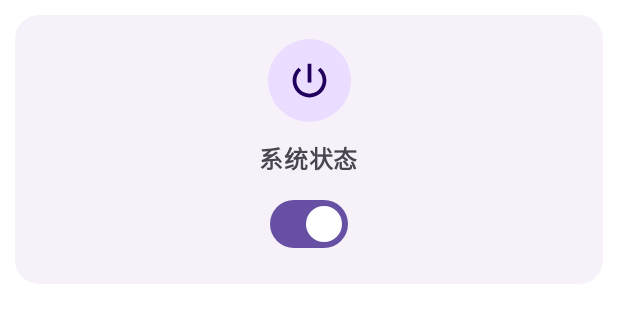
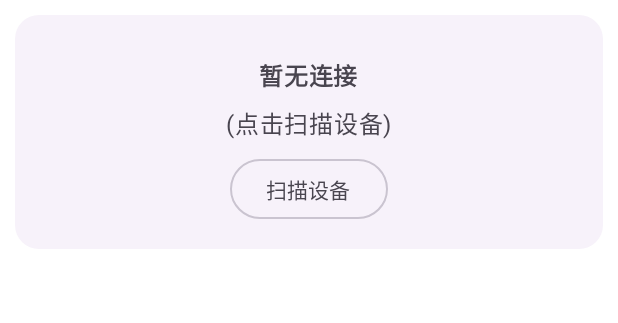
Before and after one commit to setruth/enteryRecord-spp, an Android app built with Jetpack Compose: the @Preview function SystemStatusPreview, on a phone screen of 412 x 824 dp. Shown: the top 323 px of the screen. Run offline under Robolectric (Android 15) with nearby library versions, the phone set to English and light mode, and no system bars.

Commit message:
chore: 搭建好home页面基本UI 和简单的连接判断逻辑

```diff
--- a/app/src/main/java/com/setruth/entityflowrecord/data/di/AppModule.kt
+++ b/app/src/main/java/com/setruth/entityflowrecord/data/di/AppModule.kt
@@ -15,4 +15,5 @@ import org.koin.dsl.module
 
 val appModule = module {
     viewModelOf(::DevicesViewModel)
+    viewModelOf(::HomeViewModel)
 }
--- /dev/null
+++ b/app/src/main/java/com/setruth/entityflowrecord/ui/pages/home/HomeState.kt
@@ -0,0 +1,4 @@
+package com.setruth.entityflowrecord.ui.pages.home
+
+class HomeState {
+}
--- a/app/src/main/java/com/setruth/entityflowrecord/ui/pages/home/components/DeviceBaseInfoCards.kt
+++ b/app/src/main/java/com/setruth/entityflowrecord/ui/pages/home/components/DeviceBaseInfoCards.kt
@@ -1,5 +1,7 @@
 package com.setruth.entityflowrecord.ui.pages.home.components
 
+import android.annotation.SuppressLint
+import android.bluetooth.BluetoothDevice
 import androidx.compose.foundation.background
 import androidx.compose.foundation.layout.Arrangement
 import androidx.compose.foundation.layout.Box
@@ -20,9 +22,11 @@ import androidx.compose.material3.Card
 import androidx.compose.material3.CardDefaults
 import androidx.compose.material3.Icon
 import androidx.compose.material3.MaterialTheme
+import androidx.compose.material3.OutlinedButton
 import androidx.compose.material3.Switch
 import androidx.compose.material3.SwitchDefaults
 import androidx.compose.material3.Text
+import androidx.compose.material3.TextButton
 import androidx.compose.runtime.Composable
 import androidx.compose.ui.Alignment
 import androidx.compose.ui.Modifier
@@ -33,11 +37,13 @@ import androidx.compose.ui.unit.dp
 import com.setruth.entityflowrecord.data.model.ThemeMode
 import com.setruth.entityflowrecord.ui.theme.EntityFlowRecordTheme
 
+@SuppressLint("MissingPermission")
 @Composable
 fun SystemStatusCard(
-    isSystemOn: Boolean,
+    connectDevice: BluetoothDevice? = null,
     modifier: Modifier = Modifier,
-    onSystemChange: (Boolean) -> Unit = {}
+    connect: () -> Unit = {},
+    disconnect: () -> Unit = {}
 ) = Card(
     modifier = modifier,
     colors = CardDefaults.cardColors(
@@ -52,38 +58,32 @@ fun SystemStatusCard(
         horizontalAlignment = Alignment.CenterHorizontally,
         verticalArrangement = Arrangement.Center
     ) {
-        Box(
-            modifier = Modifier
-                .size(55.dp)
-                .clip(CircleShape)
-                .background(MaterialTheme.colorScheme.primaryContainer),
-            contentAlignment = Alignment.Center
-        ) {
-            Icon(
-                imageVector = Icons.Outlined.PowerSettingsNew,
-                contentDescription = "系统状态",
-                tint = MaterialTheme.colorScheme.onPrimaryContainer, // 图标颜色
-                modifier = Modifier.size(30.dp)
-            )
-        }
         Spacer(modifier = Modifier.height(12.dp))
+        val cardTitle = if (connectDevice == null) "暂无连接" else "已连接"
         Text(
-            text = "系统状态",
+            text = cardTitle,
             fontWeight = FontWeight.Bold,
             style = MaterialTheme.typography.bodyLarge,
             color = MaterialTheme.colorScheme.onSurfaceVariant
         )
         Spacer(modifier = Modifier.height(8.dp))
-        Switch(
-            checked = isSystemOn,
-            onCheckedChange = { onSystemChange(it) },
-            colors = SwitchDefaults.colors(
-                checkedThumbColor = MaterialTheme.colorScheme.onPrimary,
-                checkedTrackColor = MaterialTheme.colorScheme.primary,
-                uncheckedThumbColor = MaterialTheme.colorScheme.surfaceVariant,
-                uncheckedTrackColor = MaterialTheme.colorScheme.onSurfaceVariant.copy(alpha = 0.5f)
-            )
+        val connectContent = if (connectDevice == null) "(点击扫描设备)" else connectDevice.name
+            ?: connectDevice.address
+        Text(
+            text = connectContent,
+            style = MaterialTheme.typography.bodyLarge,
+            color = MaterialTheme.colorScheme.onSurfaceVariant
         )
+        Spacer(modifier = Modifier.height(8.dp))
+        OutlinedButton(onClick = {
+            if (connectDevice == null) {
+                connect()
+            } else {
+                disconnect()
+            }
+        }) {
+            Text(text = if (connectDevice == null) "扫描设备" else "断开连接")
+        }
     }
 }
 
@@ -92,7 +92,7 @@ fun SystemStatusCard(
 fun SystemStatusPreview() {
     EntityFlowRecordTheme(darkTheme = ThemeMode.LIGHT) {
         Box(Modifier.padding(10.dp)) {
-            SystemStatusCard(true)
+            SystemStatusCard(null)
         }
     }
 }
```
Also changed, not shown: app/src/main/java/com/setruth/entityflowrecord/ui/pages/home/HomeIntent.kt (added, +23 -0 lines), app/src/main/java/com/setruth/entityflowrecord/ui/pages/home/HomeView.kt (+44 -20 lines).
